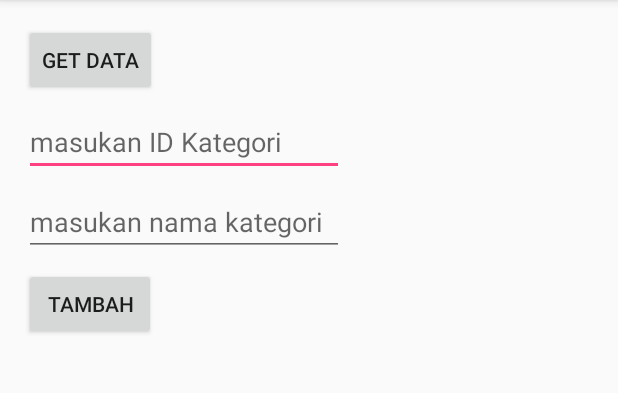
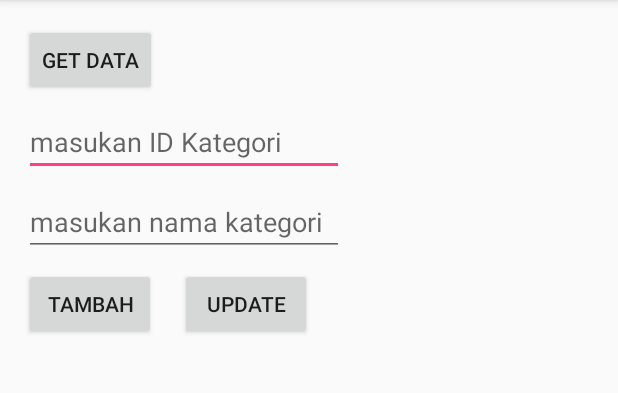
Before and after one commit to ekurniawan/SampleSQLite-B, an Android app: the screen it shows after launch (SampleServicesActivity), on a phone screen of 412 x 824 dp, the part 84-477 px from its top. Run offline under Robolectric (Android 15) with nearby library versions, the phone set to English and light mode, and no system bars.

Commit message:
menambahkan services

```diff
--- a/app/src/main/res/layout/activity_sample_services.xml
+++ b/app/src/main/res/layout/activity_sample_services.xml
@@ -49,4 +49,14 @@
         app:layout_constraintLeft_toLeftOf="parent"
         android:layout_marginTop="8dp"
         app:layout_constraintTop_toBottomOf="@+id/etNamaKategori" />
+
+    <Button
+        android:id="@+id/btnUpdate"
+        android:layout_width="wrap_content"
+        android:layout_height="wrap_content"
+        android:text="Update"
+        android:layout_marginTop="8dp"
+        app:layout_constraintTop_toBottomOf="@+id/etNamaKategori"
+        app:layout_constraintLeft_toRightOf="@+id/btnTambah"
+        android:layout_marginLeft="16dp" />
 </android.support.constraint.ConstraintLayout>
```
Also changed, not shown: app/src/main/java/actualsolusi/com/samplesqliteb/SampleServicesActivity.java (+41 -1 lines), app/src/main/java/services/KategoriServices.java (+15 -0 lines).
